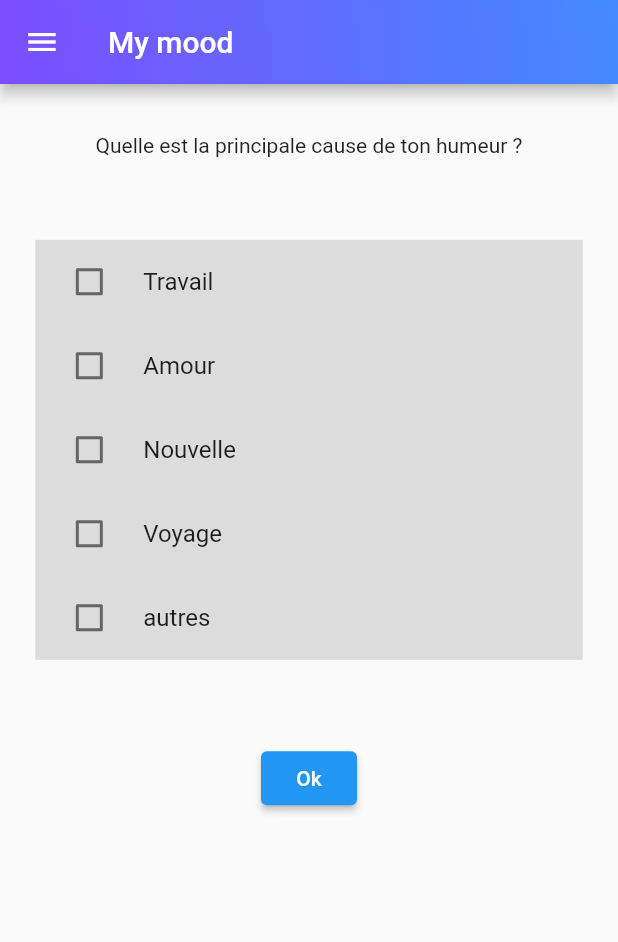
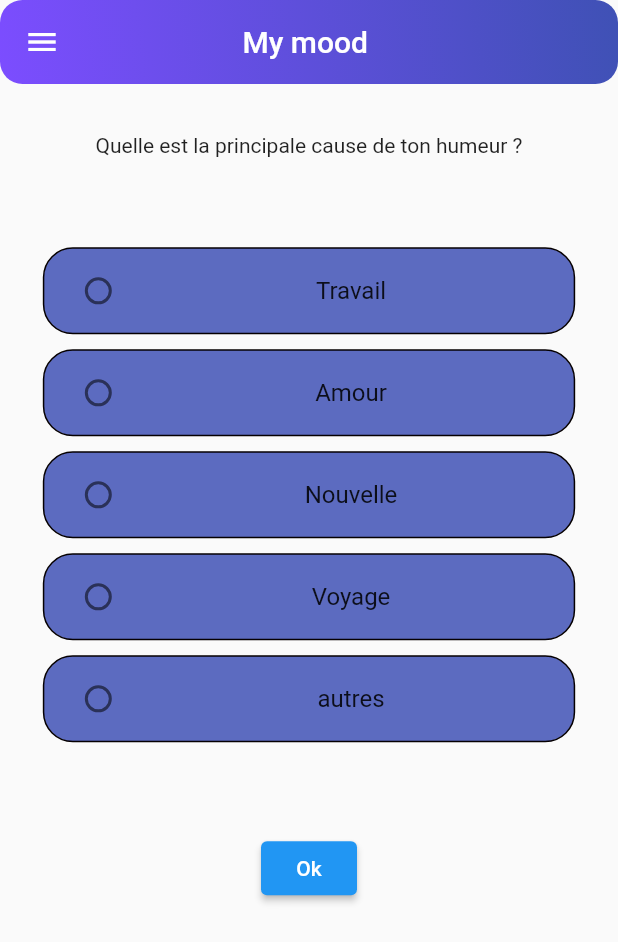
Before and after one commit to KodiakFR/my_mood, a Flutter app: the MoodFormPage screen opened by its route, on a phone screen of 412 x 824 dp. Shown: the top 942 px of the screen. Run offline on Flutter 3.47's test engine with Material 2 defaults, Android fonts, the phone set to English and light mode, and no system bars; our stand-ins replace cloud_firestore, cloud_functions, firebase_auth, firebase_core, firebase_storage, google_sign_in; accounts and stored records are empty; generated files the repository leaves out were written again; network calls fail.

Commit message:
modification of pages

```diff
--- a/lib/screens/customs/app_bar_custom.dart
+++ b/lib/screens/customs/app_bar_custom.dart
@@ -4,18 +4,22 @@ class AppBarCustom {
  backgroundOfAppbar(String title) {
     return   AppBar(
        title: Text(title),
+       centerTitle: true,
+        backgroundColor: Colors.transparent,
         flexibleSpace: Container(
           decoration: BoxDecoration(
+            borderRadius: BorderRadius.all(Radius.circular(15)),
             gradient: LinearGradient(
               begin : Alignment.topRight,
               end: Alignment.bottomLeft,
               colors: [
-                Colors.blueAccent,
+                Colors.indigo,
                 Colors.deepPurpleAccent
               ]
             )
           ),
         ),
+        elevation: 0,
     );
   }
 }
--- a/lib/screens/homepage/home_page.dart
+++ b/lib/screens/homepage/home_page.dart
@@ -15,7 +15,7 @@ class HomePage extends StatelessWidget {
         child: Column(
           mainAxisAlignment: MainAxisAlignment.spaceAround,
           children: [
-           const Text('Clique sur la méteo qui correspond à ton humeur d\'aujourd\'hui ? '),
+           const Text('Clique sur la méteo qui correspond à ton humeur d\'aujourd\'hui ? ', textAlign: TextAlign.center,),
            ElevatedButtonHomePage(urlImage: 'lib/IMG/sun.png', weatherF: "Good mood"),
            ElevatedButtonHomePage(urlImage: 'lib/IMG/cloudy.png', weatherF: "average mood",),
            ElevatedButtonHomePage(urlImage: 'lib/IMG/rainning.png', weatherF: "sad mood",),
--- a/lib/screens/moodFormPage/mood_form_page.dart
+++ b/lib/screens/moodFormPage/mood_form_page.dart
@@ -20,6 +20,11 @@ class _MoodFormPageState extends State<MoodFormPage> {
   @override
   Widget build(BuildContext context) {
     var sizeHeight = MediaQuery.of(context).size.height;
+        final theme = Theme.of(context);
+    final oldCheckboxTheme = theme.checkboxTheme;
+    final newCheckBoxTheme = oldCheckboxTheme.copyWith(
+      shape: RoundedRectangleBorder(borderRadius: BorderRadius.circular(100)),
+    );
     return Scaffold(
       drawer: const NavBar(),
       appBar: AppBarCustom().backgroundOfAppbar("My mood "),
@@ -32,14 +37,26 @@ class _MoodFormPageState extends State<MoodFormPage> {
           ),
           Padding(
             padding: EdgeInsets.symmetric(horizontal : sizeHeight/35, vertical: sizeHeight/15),
-            child: Container(
-              color: Colors.black12,
                 child: ListView.builder(
                     shrinkWrap: true,
                     itemCount: answersConsummer.moodTypes.length,
                     itemBuilder: ((context, index) {
-                  return CheckboxListTile(
-                    title: Text(answersConsummer.moodTypes[index],),
+                    return Theme(
+                      data: theme.copyWith(checkboxTheme: newCheckBoxTheme),
+                      child: Container(
+                        child: Padding(
+                          padding: const EdgeInsets.all(5),
+                          child: CheckboxListTile(
+                            shape: RoundedRectangleBorder(
+                              borderRadius: BorderRadius.circular(20.0),
+                                side: const BorderSide(color: Color.fromARGB(255, 5, 0, 2)),
+                              ),
+
+                            activeColor: Colors.green,
+                            checkColor: Colors.white,
+                            tileColor: Colors.indigo[400],
+                            selected: answersConsummer.boolAnswers[index],
+                            title: Text(answersConsummer.moodTypes[index], textAlign: TextAlign.center ),
                             value: answersConsummer.boolAnswers[index],
                             onChanged: (value) {
                               setState(() {
@@ -52,9 +69,12 @@ class _MoodFormPageState extends State<MoodFormPage> {
                                 }
 
                               });
-                    }, controlAffinity: ListTileControlAffinity.leading,);
+                            }, controlAffinity: ListTileControlAffinity.leading,),
+                        ),
+                      ),
+                    );
                   })),
-        ),
+
           ),
 
           ElevatedButton(onPressed: () {
```
Lines whose indentation alone changed are shown as unchanged.
